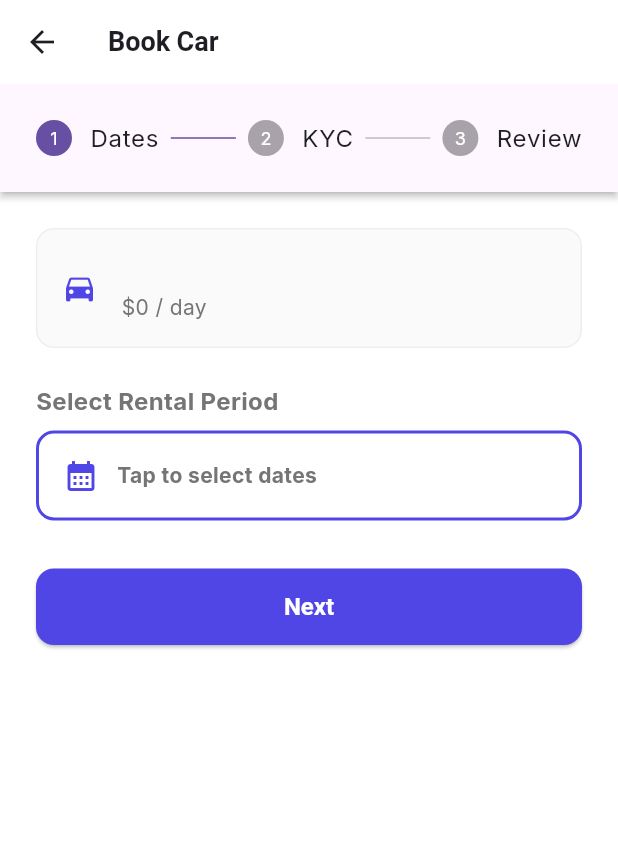
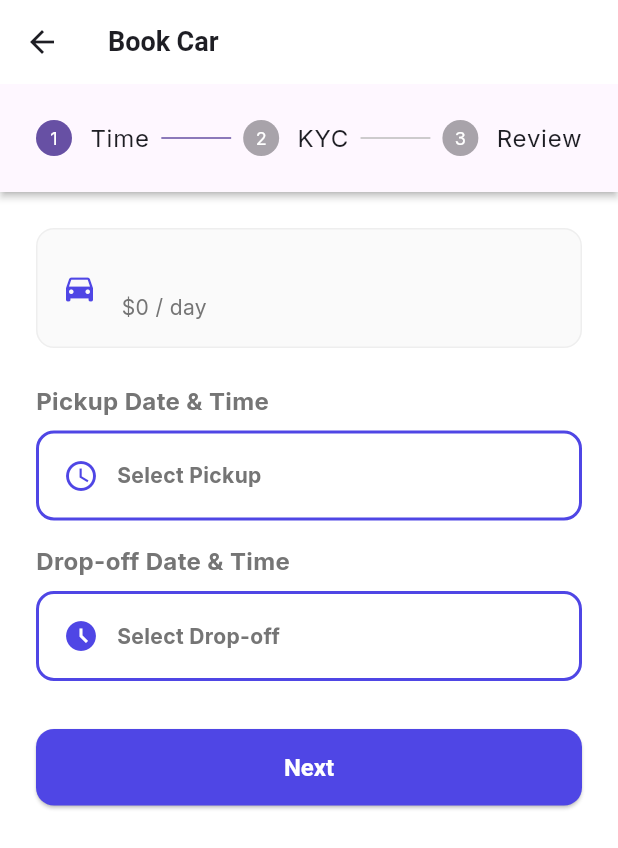
Before and after one commit to Thokalamukesh/Rental_cars, a Flutter app: the BookingFlowScreen screen opened directly with empty values, on a phone screen of 412 x 824 dp. Shown: the top 848 px of the screen. Run offline on Flutter 3.47's test engine with Material 3 defaults, Android fonts, the phone set to English and light mode, and no system bars; our stand-ins replace flutter_riverpod, go_router, google_fonts, image_picker, supabase_flutter; accounts and stored records are empty.

Commit message:
Guest access, Time Picker, and Booking bugfixes

```diff
--- a/lib/presentation/booking/screens/booking_flow_screen.dart
+++ b/lib/presentation/booking/screens/booking_flow_screen.dart
@@ -30,22 +30,58 @@ class _BookingFlowScreenState extends State<BookingFlowScreen> {
 
   void _calculatePrice() {
     if (_startDate != null && _endDate != null) {
-      final days = _endDate!.difference(_startDate!).inDays;
+      final hours = _endDate!.difference(_startDate!).inHours;
+      final days = (hours / 24).ceil(); // Charge for a full day if they exceed hours
       final pricePerDay = (widget.car['price_per_day'] as num).toDouble();
       setState(() {
         // Minimum 1 day charge
-        _totalPrice = (days == 0 ? 1 : days) * pricePerDay;
+        _totalPrice = (days <= 0 ? 1 : days) * pricePerDay;
       });
     }
   }
 
-  Future<void> _pickDateRange() async {
+  Future<void> _pickDateTime(bool isStart) async {
     final now = DateTime.now();
-    final picked = await showDateRangePicker(
+    final initialDate = isStart ? now : (_startDate ?? now);
+
+    final pickedDate = await showDatePicker(
       context: context,
+      initialDate: initialDate,
       firstDate: now,
       lastDate: now.add(const Duration(days: 365)),
-      builder: (context, child) {
+      builder: (context, child) => _buildTheme(child),
+    );
+
+    if (pickedDate != null) {
+      if (!mounted) return;
+      final pickedTime = await showTimePicker(
+        context: context,
+        initialTime: TimeOfDay.fromDateTime(initialDate),
+        builder: (context, child) => _buildTheme(child),
+      );
+
+      if (pickedTime != null) {
+        final finalDateTime = DateTime(
+          pickedDate.year, pickedDate.month, pickedDate.day,
+          pickedTime.hour, pickedTime.minute
+        );
+
+        setState(() {
+          if (isStart) {
+            _startDate = finalDateTime;
+            if (_endDate != null && _endDate!.isBefore(_startDate!)) {
+              _endDate = null; // Reset end date if it's before new start date
+            }
+          } else {
+            _endDate = finalDateTime;
+          }
+        });
+        _calculatePrice();
+      }
+    }
+  }
+
+  Widget _buildTheme(Widget? child) {
     return Theme(
       data: Theme.of(context).copyWith(
         colorScheme: const ColorScheme.light(
@@ -56,16 +92,6 @@ class _BookingFlowScreenState extends State<BookingFlowScreen> {
       ),
       child: child!,
     );
-      },
-    );
-
-    if (picked != null) {
-      setState(() {
-        _startDate = picked.start;
-        _endDate = picked.end;
-      });
-      _calculatePrice();
-    }
   }
 
   Future<void> _pickImage() async {
@@ -82,14 +108,18 @@ class _BookingFlowScreenState extends State<BookingFlowScreen> {
   Future<void> _submitBooking() async {
     if (_startDate == null || _endDate == null || _licenseImage == null) return;
 
+    final user = supabase.auth.currentUser;
+    if (user == null) {
+      // Prompt for login without losing state
+      context.push('/auth');
+      return;
+    }
+
     setState(() {
       _isUploading = true;
     });
 
     try {
-      final user = supabase.auth.currentUser;
-      if (user == null) throw Exception("Please login to book a car.");
-
       // 1. Upload KYC Image
       final fileExt = _licenseImage!.path.split('.').last;
       final fileName = '${DateTime.now().toIso8601String()}.$fileExt';
@@ -125,7 +155,7 @@ class _BookingFlowScreenState extends State<BookingFlowScreen> {
           shape: RoundedRectangleBorder(borderRadius: BorderRadius.circular(16)),
           title: const Icon(Icons.check_circle, color: Colors.green, size: 64),
           content: const Text(
-            'Booking Request Sent!\n\nThe shop admin will review your KYC and approve your booking shortly.',
+            'Booking Request Sent!\n\nWe will contact you soon, please wait for approval.',
             textAlign: TextAlign.center,
             style: TextStyle(fontSize: 16),
           ),
@@ -141,7 +171,7 @@ class _BookingFlowScreenState extends State<BookingFlowScreen> {
                   Navigator.of(ctx).pop(); // Close dialog
                   context.go('/bookings'); // Go to My Bookings
                 },
-                child: const Text('Back to Home', style: TextStyle(color: Colors.white)),
+                child: const Text('View My Bookings', style: TextStyle(color: Colors.white)),
               ),
             )
           ],
@@ -161,6 +191,10 @@ class _BookingFlowScreenState extends State<BookingFlowScreen> {
     }
   }
 
+  String _formatDateTime(DateTime dt) {
+    return '${dt.toLocal().toString().split(' ')[0]} ${TimeOfDay.fromDateTime(dt).format(context)}';
+  }
+
   @override
   Widget build(BuildContext context) {
     return Scaffold(
@@ -175,9 +209,9 @@ class _BookingFlowScreenState extends State<BookingFlowScreen> {
         type: StepperType.horizontal,
         currentStep: _currentStep,
         onStepContinue: () {
-          if (_currentStep == 0 && _startDate == null) {
+          if (_currentStep == 0 && (_startDate == null || _endDate == null)) {
             ScaffoldMessenger.of(context).showSnackBar(
-              const SnackBar(content: Text('Please select dates to continue')),
+              const SnackBar(content: Text('Please select both start and end times')),
             );
             return;
           }
@@ -246,7 +280,7 @@ class _BookingFlowScreenState extends State<BookingFlowScreen> {
         steps: [
           // Step 1: Dates
           Step(
-            title: const Text('Dates'),
+            title: const Text('Time'),
             isActive: _currentStep >= 0,
             state: _currentStep > 0 ? StepState.complete : StepState.indexed,
             content: Column(
@@ -279,10 +313,10 @@ class _BookingFlowScreenState extends State<BookingFlowScreen> {
                   ),
                 ),
                 const SizedBox(height: 24),
-                const Text('Select Rental Period', style: TextStyle(fontWeight: FontWeight.bold, fontSize: 16)),
+                const Text('Pickup Date & Time', style: TextStyle(fontWeight: FontWeight.bold, fontSize: 16)),
                 const SizedBox(height: 8),
                 InkWell(
-                  onTap: _pickDateRange,
+                  onTap: () => _pickDateTime(true),
                   child: Container(
                     padding: const EdgeInsets.all(16),
                     decoration: BoxDecoration(
@@ -294,22 +328,48 @@ class _BookingFlowScreenState extends State<BookingFlowScreen> {
                       children: [
                         Row(
                           children: [
-                            const Icon(Icons.calendar_month, color: Color(0xFF4F46E5)),
+                            const Icon(Icons.access_time, color: Color(0xFF4F46E5)),
                             const SizedBox(width: 12),
                             Text(
-                              _startDate != null
-                                ? '${_startDate!.toLocal().toString().split(' ')[0]} to ${_endDate!.toLocal().toString().split(' ')[0]}'
-                                : 'Tap to select dates',
+                              _startDate != null ? _formatDateTime(_startDate!) : 'Select Pickup',
                               style: const TextStyle(fontWeight: FontWeight.bold),
                             ),
                           ],
                         ),
-                        if (_startDate != null)
-                          const Icon(Icons.check_circle, color: Colors.green),
                       ],
                     ),
                   ),
                 ),
+
+                const SizedBox(height: 16),
+                const Text('Drop-off Date & Time', style: TextStyle(fontWeight: FontWeight.bold, fontSize: 16)),
+                const SizedBox(height: 8),
+                InkWell(
+                  onTap: () => _pickDateTime(false),
+                  child: Container(
+                    padding: const EdgeInsets.all(16),
+                    decoration: BoxDecoration(
+                      border: Border.all(color: const Color(0xFF4F46E5), width: 2),
+                      borderRadius: BorderRadius.circular(12),
+                    ),
+                    child: Row(
+                      mainAxisAlignment: MainAxisAlignment.spaceBetween,
+                      children: [
+                        Row(
+                          children: [
+                            const Icon(Icons.access_time_filled, color: Color(0xFF4F46E5)),
+                            const SizedBox(width: 12),
+                            Text(
+                              _endDate != null ? _formatDateTime(_endDate!) : 'Select Drop-off',
+                              style: const TextStyle(fontWeight: FontWeight.bold),
+                            ),
+                          ],
+                        ),
+                      ],
+                    ),
+                  ),
+                ),
+
                 if (_totalPrice > 0) ...[
                   const SizedBox(height: 24),
                   Container(
@@ -390,8 +450,13 @@ class _BookingFlowScreenState extends State<BookingFlowScreen> {
                 const Divider(),
                 if (_startDate != null)
                   _ReviewRow(
-                    title: 'Dates',
-                    value: '${_startDate!.toLocal().toString().split(' ')[0]} to ${_endDate!.toLocal().toString().split(' ')[0]}'
+                    title: 'Pickup',
+                    value: _formatDateTime(_startDate!)
+                  ),
+                if (_endDate != null)
+                  _ReviewRow(
+                    title: 'Drop-off',
+                    value: _formatDateTime(_endDate!)
                   ),
                 const Divider(),
                 _ReviewRow(title: 'KYC Document', value: _licenseImage != null ? 'Attached ✅' : 'Missing ❌'),
--- a/lib/presentation/booking/screens/my_bookings_screen.dart
+++ b/lib/presentation/booking/screens/my_bookings_screen.dart
@@ -101,7 +101,7 @@ class MyBookingsScreen extends ConsumerWidget {
                             Container(
                               padding: const EdgeInsets.symmetric(horizontal: 8, vertical: 4),
                               decoration: BoxDecoration(
-                                color: statusColor.withOpacity(0.1),
+                                color: statusColor.withValues(alpha: 0.1),
                                 borderRadius: BorderRadius.circular(8),
                               ),
                               child: Text(
@@ -113,7 +113,7 @@ class MyBookingsScreen extends ConsumerWidget {
                         ),
                         const SizedBox(height: 8),
                         Text(
-                          'Dates: ${DateTime.parse(booking['start_date']).toLocal().toString().split(' ')[0]} to ${DateTime.parse(booking['end_date']).toLocal().toString().split(' ')[0]}',
+                          'Pickup: ${DateTime.parse(booking['start_date']).toLocal().toString().substring(0, 16)}\nDrop-off: ${DateTime.parse(booking['end_date']).toLocal().toString().substring(0, 16)}',
                           style: TextStyle(color: Colors.grey[600]),
                         ),
                         const SizedBox(height: 4),
```
Also changed, not shown: lib/presentation/auth/screens/auth_screen.dart (+7 -1 lines), lib/presentation/auth/screens/splash_screen.dart (+2 -6 lines). Lines whose indentation alone changed are shown as unchanged.
